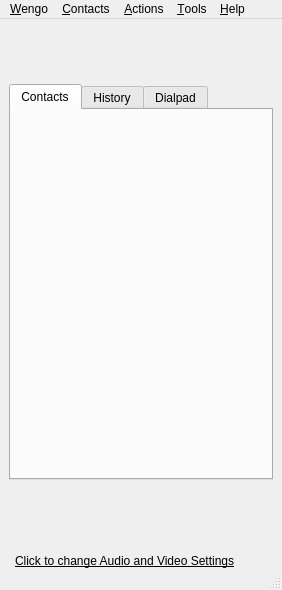
Qt form wengophone/src/presentation/qt/WengoPhoneWindow.ui (tkrotoff/WengoPhone) before a commit.
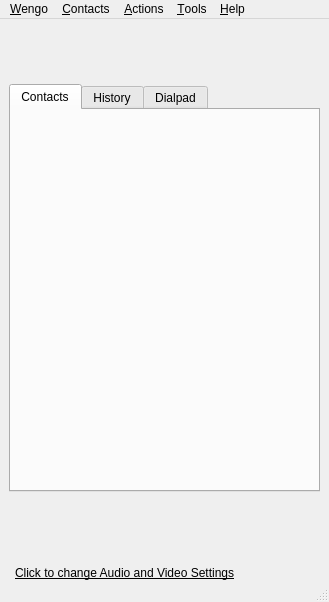
The same form after that commit. Icons and pictures are not drawn.

Commit message: remove log off

```diff
--- a/wengophone/src/presentation/qt/WengoPhoneWindow.ui
+++ b/wengophone/src/presentation/qt/WengoPhoneWindow.ui
@@ -8,8 +8,8 @@
    <rect>
     <x>0</x>
     <y>0</y>
-    <width>282</width>
-    <height>590</height>
+    <width>329</width>
+    <height>602</height>
    </rect>
   </property>
   <property name="windowTitle" >
@@ -360,8 +360,8 @@
     <rect>
      <x>0</x>
      <y>0</y>
-     <width>282</width>
-     <height>21</height>
+     <width>329</width>
+     <height>29</height>
     </rect>
    </property>
    <widget class="QMenu" name="menuHelp" >
@@ -419,6 +419,19 @@
     <addaction name="actionShow_contact_groups" />
     <addaction name="actionHideContactsOffline" />
    </widget>
+   <widget class="QMenu" name="menuActions" >
+    <property name="title" >
+     <string>&amp;Actions</string>
+    </property>
+    <addaction name="actionSendSms" />
+    <addaction name="actionForward_incoming_calls" />
+    <addaction name="separator" />
+    <addaction name="actionCreateConferenceCall" />
+    <addaction name="separator" />
+    <addaction name="actionAccept" />
+    <addaction name="actionHangup" />
+    <addaction name="actionHold_Resume" />
+   </widget>
    <widget class="QMenu" name="menuFile" >
     <property name="title" >
      <string>&amp;Wengo</string>
@@ -443,20 +456,6 @@
     <addaction name="actionOpenWengoAccount" />
     <addaction name="separator" />
     <addaction name="actionClose" />
-    <addaction name="actionLog_off" />
-   </widget>
-   <widget class="QMenu" name="menuActions" >
-    <property name="title" >
-     <string>&amp;Actions</string>
-    </property>
-    <addaction name="actionSendSms" />
-    <addaction name="actionForward_incoming_calls" />
-    <addaction name="separator" />
-    <addaction name="actionCreateConferenceCall" />
-    <addaction name="separator" />
-    <addaction name="actionAccept" />
-    <addaction name="actionHangup" />
-    <addaction name="actionHold_Resume" />
    </widget>
    <addaction name="menuFile" />
    <addaction name="menuContacts" />
@@ -468,9 +467,9 @@
    <property name="geometry" >
     <rect>
      <x>0</x>
-     <y>571</y>
-     <width>282</width>
-     <height>19</height>
+     <y>580</y>
+     <width>329</width>
+     <height>22</height>
     </rect>
    </property>
   </widget>
```
The commit also changes 1 other file.
